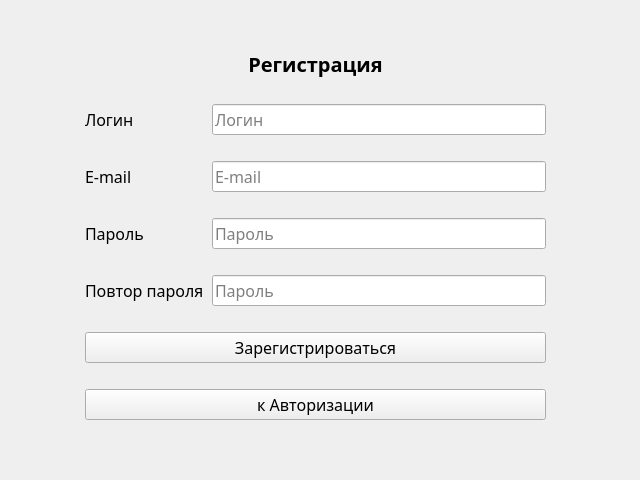
This is Frontend/registerwidget.ui in Svyatofslav/project-TiMP as Qt 5 draws it before an edit. The edited form follows.
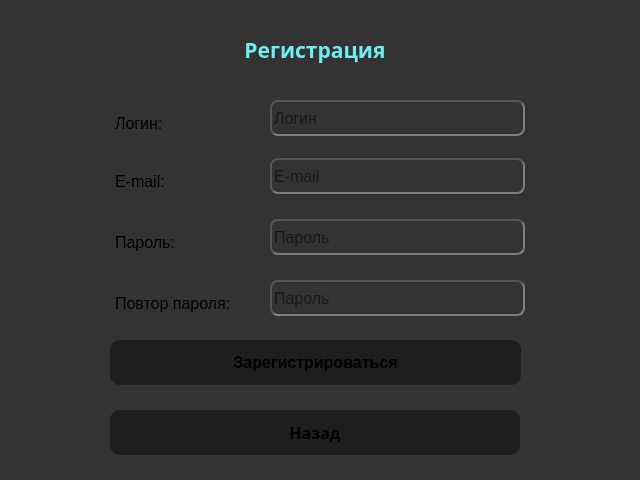
This is the edited form.

The edit to the form file:
```diff
--- a/Frontend/registerwidget.ui
+++ b/Frontend/registerwidget.ui
@@ -2,6 +2,9 @@
 <ui version="4.0">
  <class>registerwidget</class>
  <widget class="QWidget" name="registerwidget">
+  <property name="enabled">
+   <bool>true</bool>
+  </property>
   <property name="geometry">
    <rect>
     <x>0</x>
@@ -19,134 +22,450 @@
   <property name="windowTitle">
    <string>Form</string>
   </property>
-  <widget class="QWidget" name="formLayoutWidget">
+  <property name="styleSheet">
+   <string notr="true">background-color: rgb(51, 51, 51)</string>
+  </property>
+  <widget class="QPushButton" name="btnToAuth">
    <property name="geometry">
     <rect>
-     <x>70</x>
+     <x>110</x>
+     <y>410</y>
+     <width>410</width>
+     <height>45</height>
+    </rect>
+   </property>
+   <property name="sizePolicy">
+    <sizepolicy hsizetype="Minimum" vsizetype="Fixed">
+     <horstretch>0</horstretch>
+     <verstretch>0</verstretch>
+    </sizepolicy>
+   </property>
+   <property name="minimumSize">
+    <size>
+     <width>0</width>
+     <height>0</height>
+    </size>
+   </property>
+   <property name="sizeIncrement">
+    <size>
+     <width>0</width>
+     <height>0</height>
+    </size>
+   </property>
+   <property name="palette">
+    <palette>
+     <active>
+      <colorrole role="Button">
+       <brush brushstyle="SolidPattern">
+        <color alpha="255">
+         <red>30</red>
+         <green>30</green>
+         <blue>30</blue>
+        </color>
+       </brush>
+      </colorrole>
+      <colorrole role="Base">
+       <brush brushstyle="SolidPattern">
+        <color alpha="255">
+         <red>30</red>
+         <green>30</green>
+         <blue>30</blue>
+        </color>
+       </brush>
+      </colorrole>
+      <colorrole role="Window">
+       <brush brushstyle="SolidPattern">
+        <color alpha="255">
+         <red>30</red>
+         <green>30</green>
+         <blue>30</blue>
+        </color>
+       </brush>
+      </colorrole>
+      <colorrole role="Shadow">
+       <brush brushstyle="SolidPattern">
+        <color alpha="255">
+         <red>51</red>
+         <green>51</green>
+         <blue>51</blue>
+        </color>
+       </brush>
+      </colorrole>
+      <colorrole role="Highlight">
+       <brush brushstyle="SolidPattern">
+        <color alpha="255">
+         <red>31</red>
+         <green>155</green>
+         <blue>93</blue>
+        </color>
+       </brush>
+      </colorrole>
+     </active>
+     <inactive>
+      <colorrole role="Button">
+       <brush brushstyle="SolidPattern">
+        <color alpha="255">
+         <red>30</red>
+         <green>30</green>
+         <blue>30</blue>
+        </color>
+       </brush>
+      </colorrole>
+      <colorrole role="Base">
+       <brush brushstyle="SolidPattern">
+        <color alpha="255">
+         <red>30</red>
+         <green>30</green>
+         <blue>30</blue>
+        </color>
+       </brush>
+      </colorrole>
+      <colorrole role="Window">
+       <brush brushstyle="SolidPattern">
+        <color alpha="255">
+         <red>30</red>
+         <green>30</green>
+         <blue>30</blue>
+        </color>
+       </brush>
+      </colorrole>
+      <colorrole role="Shadow">
+       <brush brushstyle="SolidPattern">
+        <color alpha="255">
+         <red>51</red>
+         <green>51</green>
+         <blue>51</blue>
+        </color>
+       </brush>
+      </colorrole>
+      <colorrole role="Highlight">
+       <brush brushstyle="SolidPattern">
+        <color alpha="255">
+         <red>31</red>
+         <green>155</green>
+         <blue>93</blue>
+        </color>
+       </brush>
+      </colorrole>
+     </inactive>
+     <disabled>
+      <colorrole role="Button">
+       <brush brushstyle="SolidPattern">
+        <color alpha="255">
+         <red>30</red>
+         <green>30</green>
+         <blue>30</blue>
+        </color>
+       </brush>
+      </colorrole>
+      <colorrole role="Base">
+       <brush brushstyle="SolidPattern">
+        <color alpha="255">
+         <red>30</red>
+         <green>30</green>
+         <blue>30</blue>
+        </color>
+       </brush>
+      </colorrole>
+      <colorrole role="Window">
+       <brush brushstyle="SolidPattern">
+        <color alpha="255">
+         <red>30</red>
+         <green>30</green>
+         <blue>30</blue>
+        </color>
+       </brush>
+      </colorrole>
+      <colorrole role="Shadow">
+       <brush brushstyle="SolidPattern">
+        <color alpha="255">
+         <red>51</red>
+         <green>51</green>
+         <blue>51</blue>
+        </color>
+       </brush>
+      </colorrole>
+      <colorrole role="Highlight">
+       <brush brushstyle="SolidPattern">
+        <color alpha="255">
+         <red>31</red>
+         <green>155</green>
+         <blue>93</blue>
+        </color>
+       </brush>
+      </colorrole>
+     </disabled>
+    </palette>
+   </property>
+   <property name="font">
+    <font>
+     <family>Sitka</family>
+     <pointsize>12</pointsize>
+     <bold>true</bold>
+     <stylestrategy>PreferDefault</stylestrategy>
+     <kerning>true</kerning>
+     <hintingpreference>PreferFullHinting</hintingpreference>
+    </font>
+   </property>
+   <property name="styleSheet">
+    <string notr="true">/*Кнопка*/;
+border-radius: 10px;
+background-color: rgb(30, 30, 30);/*Кнопка*/;
+border-radius: 10px;
+background-color: rgb(30, 30, 30);</string>
+   </property>
+   <property name="text">
+    <string>Назад</string>
+   </property>
+   <property name="iconSize">
+    <size>
+     <width>20</width>
+     <height>20</height>
+    </size>
+   </property>
+   <property name="autoRepeatDelay">
+    <number>300</number>
+   </property>
+   <property name="autoRepeatInterval">
+    <number>100</number>
+   </property>
+   <property name="default">
+    <bool>false</bool>
+   </property>
+   <property name="flat">
+    <bool>false</bool>
+   </property>
+  </widget>
+  <widget class="QLabel" name="label">
+   <property name="geometry">
+    <rect>
+     <x>110</x>
      <y>20</y>
-     <width>491</width>
-     <height>419</height>
+     <width>410</width>
+     <height>60</height>
     </rect>
    </property>
-   <layout class="QFormLayout" name="formLayout">
-    <property name="horizontalSpacing">
-     <number>8</number>
-    </property>
-    <property name="verticalSpacing">
-     <number>26</number>
-    </property>
-    <property name="leftMargin">
-     <number>15</number>
-    </property>
-    <property name="topMargin">
-     <number>30</number>
-    </property>
-    <property name="rightMargin">
-     <number>15</number>
-    </property>
-    <property name="bottomMargin">
-     <number>4</number>
-    </property>
-    <item row="1" column="0">
-     <widget class="QLabel" name="label_2">
-      <property name="text">
-       <string>Логин</string>
-      </property>
-     </widget>
-    </item>
-    <item row="1" column="1">
-     <widget class="QLineEdit" name="lineLogin">
-      <property name="placeholderText">
-       <string>Логин</string>
-      </property>
-     </widget>
-    </item>
-    <item row="2" column="0">
-     <widget class="QLabel" name="label_4">
-      <property name="text">
-       <string>E-mail</string>
-      </property>
-     </widget>
-    </item>
-    <item row="2" column="1">
-     <widget class="QLineEdit" name="lineEmail">
-      <property name="placeholderText">
-       <string>E-mail</string>
-      </property>
-     </widget>
-    </item>
-    <item row="3" column="0">
-     <widget class="QLabel" name="label_3">
-      <property name="text">
-       <string>Пароль</string>
-      </property>
-     </widget>
-    </item>
-    <item row="3" column="1">
-     <widget class="QLineEdit" name="linePassword1">
-      <property name="echoMode">
-       <enum>QLineEdit::EchoMode::Password</enum>
-      </property>
-      <property name="placeholderText">
-       <string>Пароль</string>
-      </property>
-     </widget>
-    </item>
-    <item row="4" column="0">
-     <widget class="QLabel" name="label_5">
-      <property name="text">
-       <string>Повтор пароля</string>
-      </property>
-     </widget>
-    </item>
-    <item row="4" column="1">
-     <widget class="QLineEdit" name="linePassword2">
-      <property name="echoMode">
-       <enum>QLineEdit::EchoMode::Password</enum>
-      </property>
-      <property name="placeholderText">
-       <string>Пароль</string>
-      </property>
-     </widget>
-    </item>
-    <item row="5" column="0" colspan="2">
-     <widget class="QPushButton" name="btnRegister">
-      <property name="text">
-       <string>Зарегистрироваться</string>
-      </property>
-     </widget>
-    </item>
-    <item row="6" column="0" colspan="2">
-     <widget class="QPushButton" name="btnToAuth">
-      <property name="sizePolicy">
-       <sizepolicy hsizetype="Minimum" vsizetype="Fixed">
-        <horstretch>0</horstretch>
-        <verstretch>0</verstretch>
-       </sizepolicy>
-      </property>
-      <property name="text">
-       <string>к Авторизации</string>
-      </property>
-     </widget>
-    </item>
-    <item row="0" column="0" colspan="2">
-     <widget class="QLabel" name="label">
-      <property name="font">
-       <font>
-        <family>Sitka</family>
-        <pointsize>15</pointsize>
-        <bold>true</bold>
-       </font>
-      </property>
-      <property name="text">
-       <string>Регистрация</string>
-      </property>
-      <property name="alignment">
-       <set>Qt::AlignmentFlag::AlignCenter</set>
-      </property>
-     </widget>
-    </item>
-   </layout>
+   <property name="font">
+    <font>
+     <family>Sitka</family>
+     <pointsize>16</pointsize>
+     <bold>true</bold>
+    </font>
+   </property>
+   <property name="styleSheet">
+    <string notr="true">color: #6eeeee;</string>
+   </property>
+   <property name="text">
+    <string>Регистрация</string>
+   </property>
+   <property name="alignment">
+    <set>Qt::AlignmentFlag::AlignCenter</set>
+   </property>
+  </widget>
+  <widget class="QLabel" name="label_2">
+   <property name="geometry">
+    <rect>
+     <x>115</x>
+     <y>105</y>
+     <width>150</width>
+     <height>36</height>
+    </rect>
+   </property>
+   <property name="font">
+    <font>
+     <family>Segoe UI</family>
+     <pointsize>12</pointsize>
+    </font>
+   </property>
+   <property name="text">
+    <string>Логин:</string>
+   </property>
+  </widget>
+  <widget class="QLineEdit" name="lineLogin">
+   <property name="geometry">
+    <rect>
+     <x>270</x>
+     <y>100</y>
+     <width>255</width>
+     <height>36</height>
+    </rect>
+   </property>
+   <property name="font">
+    <font>
+     <family>Segoe UI</family>
+     <pointsize>12</pointsize>
+    </font>
+   </property>
+   <property name="styleSheet">
+    <string notr="true">/*Ввод*/;
+border: 2px inset  rgb(85, 85, 85);
+border-radius: 8px;</string>
+   </property>
+   <property name="placeholderText">
+    <string>Логин</string>
+   </property>
+  </widget>
+  <widget class="QLineEdit" name="linePassword2">
+   <property name="geometry">
+    <rect>
+     <x>270</x>
+     <y>280</y>
+     <width>255</width>
+     <height>36</height>
+    </rect>
+   </property>
+   <property name="font">
+    <font>
+     <family>Segoe UI</family>
+     <pointsize>12</pointsize>
+    </font>
+   </property>
+   <property name="styleSheet">
+    <string>/*Ввод*/;
+border: 2px inset  rgb(85, 85, 85);
+border-radius: 8px;</string>
+   </property>
+   <property name="echoMode">
+    <enum>QLineEdit::EchoMode::Password</enum>
+   </property>
+   <property name="placeholderText">
+    <string>Пароль</string>
+   </property>
+  </widget>
+  <widget class="QLineEdit" name="linePassword1">
+   <property name="geometry">
+    <rect>
+     <x>270</x>
+     <y>219</y>
+     <width>255</width>
+     <height>36</height>
+    </rect>
+   </property>
+   <property name="font">
+    <font>
+     <family>Segoe UI</family>
+     <pointsize>12</pointsize>
+    </font>
+   </property>
+   <property name="styleSheet">
+    <string>/*Ввод*/;
+border: 2px inset  rgb(85, 85, 85);
+border-radius: 8px;</string>
+   </property>
+   <property name="echoMode">
+    <enum>QLineEdit::EchoMode::Password</enum>
+   </property>
+   <property name="placeholderText">
+    <string>Пароль</string>
+   </property>
+  </widget>
+  <widget class="QLineEdit" name="lineEmail">
+   <property name="geometry">
+    <rect>
+     <x>270</x>
+     <y>158</y>
+     <width>255</width>
+     <height>36</height>
+    </rect>
+   </property>
+   <property name="font">
+    <font>
+     <family>Segoe UI</family>
+     <pointsize>12</pointsize>
+    </font>
+   </property>
+   <property name="styleSheet">
+    <string>/*Ввод*/;
+border: 2px inset  rgb(85, 85, 85);
+border-radius: 8px;</string>
+   </property>
+   <property name="placeholderText">
+    <string>E-mail</string>
+   </property>
+  </widget>
+  <widget class="QLabel" name="label_3">
+   <property name="geometry">
+    <rect>
+     <x>115</x>
+     <y>224</y>
+     <width>150</width>
+     <height>36</height>
+    </rect>
+   </property>
+   <property name="font">
+    <font>
+     <family>Segoe UI</family>
+     <pointsize>12</pointsize>
+    </font>
+   </property>
+   <property name="text">
+    <string>Пароль:</string>
+   </property>
+  </widget>
+  <widget class="QLabel" name="label_4">
+   <property name="geometry">
+    <rect>
+     <x>115</x>
+     <y>163</y>
+     <width>150</width>
+     <height>36</height>
+    </rect>
+   </property>
+   <property name="font">
+    <font>
+     <family>Segoe UI</family>
+     <pointsize>12</pointsize>
+    </font>
+   </property>
+   <property name="text">
+    <string>E-mail:</string>
+   </property>
+  </widget>
+  <widget class="QLabel" name="label_5">
+   <property name="geometry">
+    <rect>
+     <x>115</x>
+     <y>285</y>
+     <width>150</width>
+     <height>36</height>
+    </rect>
+   </property>
+   <property name="font">
+    <font>
+     <family>Segoe UI</family>
+     <pointsize>12</pointsize>
+    </font>
+   </property>
+   <property name="text">
+    <string>Повтор пароля:</string>
+   </property>
+  </widget>
+  <widget class="QPushButton" name="btnRegister">
+   <property name="geometry">
+    <rect>
+     <x>110</x>
+     <y>340</y>
+     <width>411</width>
+     <height>45</height>
+    </rect>
+   </property>
+   <property name="font">
+    <font>
+     <family>Segoe UI</family>
+     <pointsize>12</pointsize>
+     <bold>true</bold>
+    </font>
+   </property>
+   <property name="styleSheet">
+    <string notr="true">/*Кнопка*/;
+border-radius: 10px;
+background-color: rgb(30, 30, 30);/*Кнопка*/;
+border-radius: 10px;
+background-color: rgb(30, 30, 30);</string>
+   </property>
+   <property name="text">
+    <string>Зарегистрироваться</string>
+   </property>
   </widget>
  </widget>
  <resources/>
```
